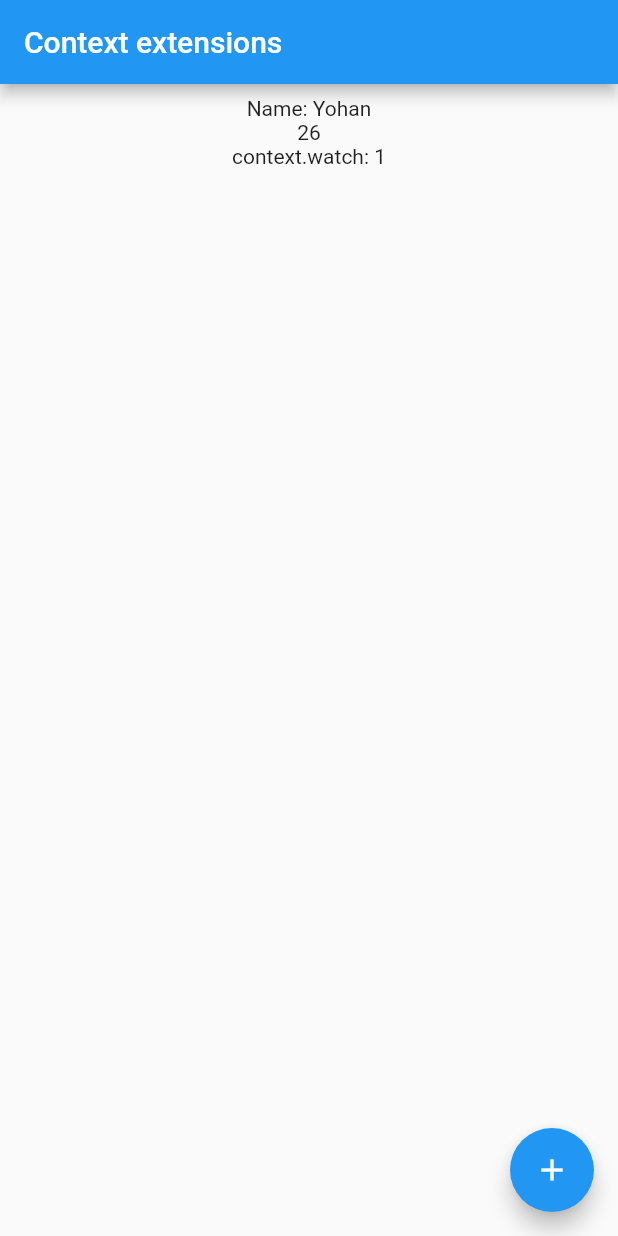
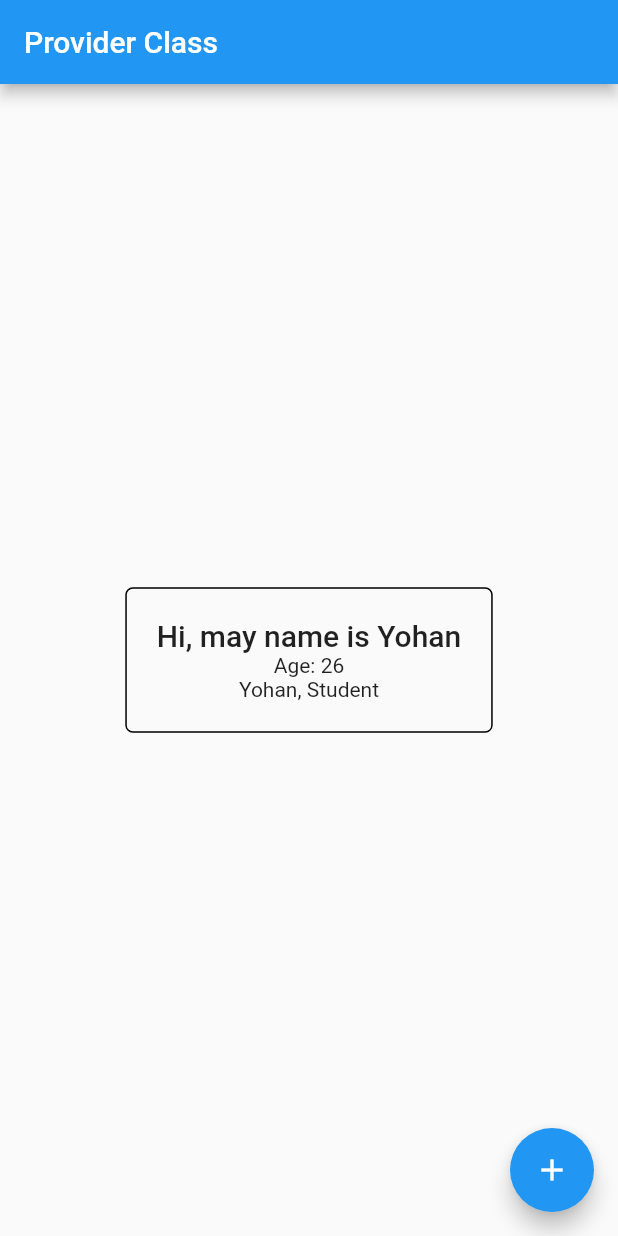
Before and after one commit to borsettoantonio/mysample, a Flutter app: the screen it shows after launch, after a tap on the "add" icon, on a phone screen of 412 x 824 dp. Run offline on Flutter 3.47's test engine with Material 2 defaults, Android fonts, the phone set to English and light mode, and no system bars.

Commit message:
ChangeNotifierProxyProvider

```diff
--- a/lib/main.dart
+++ b/lib/main.dart
@@ -1,34 +1,37 @@
+import 'dart:collection';
+import 'package:flutter/foundation.dart';
 import 'package:flutter/material.dart';
 import 'package:provider/provider.dart';
 
 class Person with ChangeNotifier {
   Person({required this.name, required this.age});
 
-  String name;
+  final String name;
   int age;
 
   void increaseAge() {
     age++;
     notifyListeners();
   }
-
-  void changeName() {
-    name = "Gary";
-    notifyListeners();
-  }
 }
 
-class Countdown {
-  static Stream<String> start() async* {
-    var i = 10;
-    while (i > 0) {
-      await Future.delayed(Duration(seconds: 1), () {
-        i--;
-      });
-      yield i.toString();
-    }
+class Job with ChangeNotifier {
+  Job(
+    this.person, {
+    this.career,
+  });
 
-    yield "bLAsT oFf !!!";
+  final Person person;
+  String? career;
+
+  String get title {
+    if (person.age >= 28) return 'Dr. ${person.name}, $career PhD';
+    return '${person.name}, Student';
+  }
+
+  void notifica()
+  {
+    notifyListeners();
   }
 }
 
@@ -36,13 +39,11 @@ void main() {
   runApp(
     MultiProvider(
       providers: [
-        StreamProvider<String>(
-          create: (_) => Countdown.start(),
-          initialData: "Begin countdown...",
-          catchError: (_, error) => error.toString(),
-        ),
-        ChangeNotifierProvider<Person>(
-          create: (_) => Person(name: 'Yohan', age: 25),
+        ChangeNotifierProvider<Person>(create: (_) => Person(name: 'Yohan', age: 25)),
+        ChangeNotifierProxyProvider<Person, Job>(
+          create: (BuildContext context) => Job(Provider.of<Person>(context, listen: false)),
+          update: (BuildContext context, Person person, Job? job) => job!..notifica(),
+          //update: (BuildContext context, Person person, Job? job) => Job(person, career: 'Vet'),
         ),
       ],
       child: MyApp(),
@@ -66,52 +67,33 @@ class MyHomePage extends StatelessWidget {
   Widget build(BuildContext context) {
     return Scaffold(
       appBar: AppBar(
-        title: Text("Context extensions"),
+        title: const Text('Provider Class'),
       ),
-      body: Padding(
-        padding: const EdgeInsets.all(8.0),
-        child: Center(
+      body: Align(
+        alignment: Alignment.center,
+        child: Container(
+          padding: const EdgeInsets.all(20.0),
+          decoration: BoxDecoration(
+            border: Border.all(),
+            borderRadius: BorderRadius.circular(5.0),
+          ),
           child: Column(
+            mainAxisSize: MainAxisSize.min,
             children: <Widget>[
-              //Text("Name: ${Provider.of<Person>(context).name}"),
-              //Text("context.select: ${context.select((Person p) => p.age)}"),
-              const WidgetB(),
-              const WidgetA(),
-              Text("context.watch: ${context.watch<String>()}"),
+              Text(
+                'Hi, may name is ${context.select((Job j) => j.person.name)}',
+                style: Theme.of(context).textTheme.headline6,
+              ),
+              Text('Age: ${context.select((Job j) => j.person.age)}'),
+              Text(context.watch<Job>().title),
             ],
           ),
         ),
       ),
       floatingActionButton: FloatingActionButton(
+        onPressed: () => Provider.of<Person>(context, listen: false).increaseAge(),
         child: const Icon(Icons.add),
-        onPressed: () {
-          context.read<Person>().increaseAge();
-        },
       ),
     );
   }
 }
-
-class WidgetA extends StatelessWidget {
-  const WidgetA({super.key});
-
-  @override
-  Widget build(BuildContext context) {
-    debugPrint("WidgetA");
-    final name = context.select((Person p) => p.age);
-    return Text(name.toString());
-  }
-}
-
-class WidgetB extends StatelessWidget {
-  const WidgetB({super.key});
-
-  @override
-  Widget build(BuildContext context) {
-    debugPrint("WidgetB");
-    //final name = context.select((Person p) => p.name);
-    //return Text(name);
-
-    return Text("Name: ${Provider.of<Person>(context).name}");
-  }
-}
```
Also changed, not shown: 1 other file.
